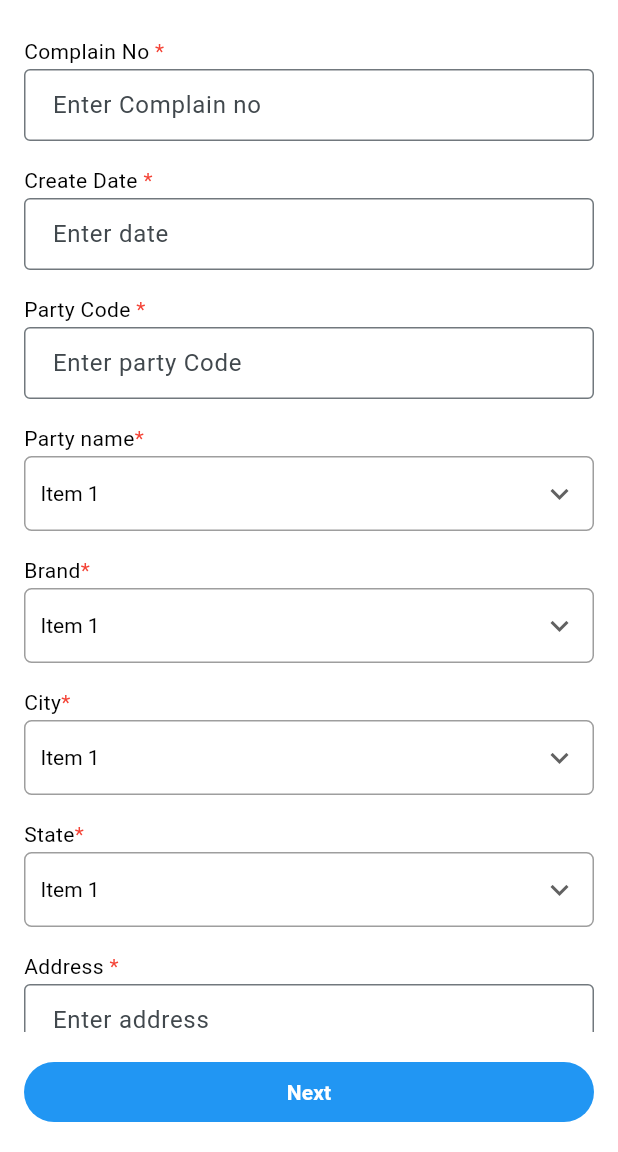
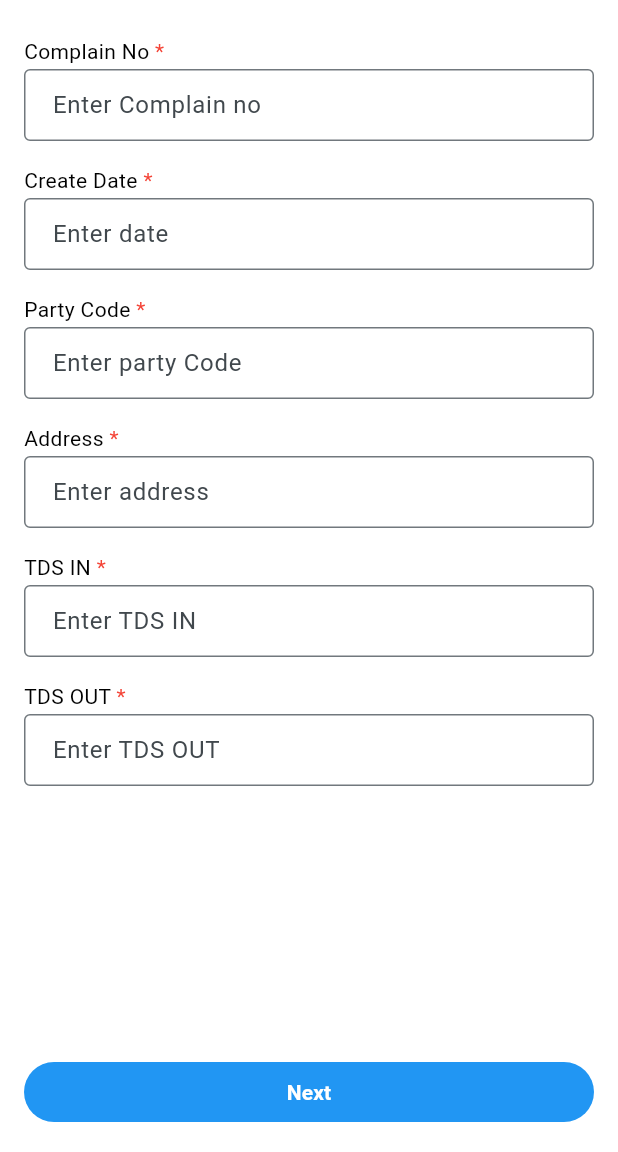
Before and after one commit to guddulawaniya/complain_close_flutter, a Flutter app: the complaine_form screen opened by its route, on a phone screen of 412 x 824 dp, the part 84-1236 px from its top. Run offline on Flutter 3.47's test engine with Material 3 defaults, Android fonts, the phone set to English and light mode, and no system bars; our stand-ins replace fluttertoast, lottie, page_transition, shared_preferences; missing offline and left inert: flutter_splash_screen; accounts and stored records are empty; network calls fail.

Commit message:
17-03-2024 every thing is work proper

```diff
--- a/lib/CustomAutocomplete.dart
+++ b/lib/CustomAutocomplete.dart
@@ -3,30 +3,32 @@ import 'package:flutter/material.dart';
 class CustomAutocomplete extends StatefulWidget {
   final String text;
   final String hinttext;
+  final List<String> items;
 
-  const CustomAutocomplete({super.key, required this.text, required this.hinttext});
+  const CustomAutocomplete({
+    Key? key,
+    required this.text,
+    required this.hinttext,
+    required this.items,
+  }) : super(key: key);
 
   @override
   _CustomAutocompleteState createState() => _CustomAutocompleteState();
 }
 
 class _CustomAutocompleteState extends State<CustomAutocomplete> {
-  String dropdownvalue = 'Item 1'; // Initial value
+  late String dropdownvalue; // Initial value
 
-  var items = [
-    'Item 1',
-    'Item 2',
-    'Item 3',
-    'Item 4',
-    'Item 5',
-  ];
 
   @override
   Widget build(BuildContext context) {
+    dropdownvalue = widget.items[0];
     return Container(
       margin: const EdgeInsets.only(top: 8, bottom: 8),
       child: Column(
+
         children: [
+
           Row(
             children: [
               Text(
@@ -51,35 +53,36 @@ class _CustomAutocompleteState extends State<CustomAutocomplete> {
             height: 2,
           ),
           Container(
-            padding: const EdgeInsets.only(left: 10,right: 10),
+            padding: const EdgeInsets.only(left: 10, right: 10),
             decoration: BoxDecoration(
               border: Border.all(color: Colors.grey),
               borderRadius: BorderRadius.circular(5.0),
             ),
             width: double.infinity,
-            child: DropdownButton(
-              value: dropdownvalue,
+            child: DropdownButton<String>(
+              value: dropdownvalue, // Use the dropdownvalue variable
               underline: Container(),
               icon: const Icon(Icons.keyboard_arrow_down),
               style: const TextStyle(
-                  color: Colors.black
-
+                color: Colors.black,
               ),
               isExpanded: true,
               hint: const Text('select'),
               borderRadius: const BorderRadius.all(Radius.circular(10)),
-              items: items.map((String items) {
+              items: widget.items.map((String item) {
                 return DropdownMenuItem(
-                  value: items,
-                  child: Text(items),
+                  value: item,
+                  child: Text(item),
                 );
               }).toList(),
               onChanged: (String? newValue) {
-                setState(() {
-                  dropdownvalue = newValue!;
-                });
+                if (newValue != null) {
+                  // Update the selected value
+                  setState(() {
+                    dropdownvalue = newValue;
+                  });
+                }
               },
-
             ),
           ),
         ],
--- a/lib/complain_form.dart
+++ b/lib/complain_form.dart
@@ -11,6 +11,10 @@ class complaine_form extends StatefulWidget {
 }
 
 class _complaine_formState extends State<complaine_form> {
+
+
+
+
   @override
   Widget build(BuildContext context) {
     return Scaffold(
@@ -46,22 +50,26 @@ class _complaine_formState extends State<complaine_form> {
                         text: "Party Code ",
                         hinttext: 'Enter party Code',
                       ),
-                      CustomAutocomplete(
-                        text: 'Party name',
-                        hinttext: 'Select',
-                      ),
-                      CustomAutocomplete(
-                        text: 'Brand',
-                        hinttext: 'Select',
-                      ),
-                      CustomAutocomplete(
-                        text: 'City',
-                        hinttext: 'Select',
-                      ),
-                      CustomAutocomplete(
-                        text: 'State',
-                        hinttext: 'Select',
-                      ),
+                      // CustomAutocomplete(
+                      //   text: 'Party name',
+                      //   hinttext: 'Select',
+                      //   dataList: [],
+                      // ),
+                      // CustomAutocomplete(
+                      //   text: 'Brand',
+                      //   hinttext: 'Select',
+                      //   dataList: [],
+                      // ),
+                      // CustomAutocomplete(
+                      //   text: 'City',
+                      //   hinttext: 'Select',
+                      //   dataList: [],
+                      // ),
+                      // CustomAutocomplete(
+                      //   text: 'State',
+                      //   hinttext: 'Select',
+                      //   dataList: [],
+                      // ),
                       CustomTextView(
                         text: "Address ",
                         hinttext: 'Enter address',
@@ -74,10 +82,11 @@ class _complaine_formState extends State<complaine_form> {
                         text: "TDS OUT ",
                         hinttext: 'Enter TDS OUT',
                       ),
-                      CustomAutocomplete(
-                        text: 'Description',
-                        hinttext: 'Select',
-                      ),
+                      // CustomAutocomplete(
+                      //   text: 'Description',
+                      //   hinttext: 'Select',
+                      //   dataList: [],
+                      // ),
                     ],
                   ),
                 ),
--- a/pubspec.yaml
+++ b/pubspec.yaml
@@ -44,6 +44,7 @@ dependencies:
   flutter_otp_text_field: ^1.1.1
   infinite_scroll_pagination: ^4.0.0
   shared_preferences: ^2.2.2
+  webview_flutter: ^2.0.13
 
 dev_dependencies:
   flutter_test:
```
Also changed, not shown: lib/Current_page.dart (+1 -7 lines), lib/Total_complain_page.dart (+9 -19 lines), lib/item_show.dart (added, +166 -0 lines), lib/main.dart (+4 -12 lines), lib/uploadData.dart (+57 -6 lines), pubspec.lock.
